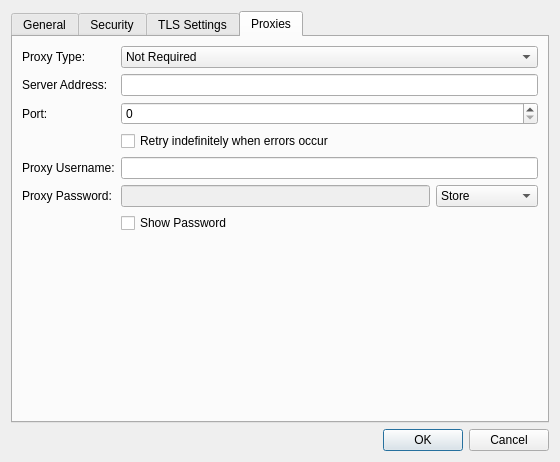
The window that vpn/openvpn/openvpnadvanced.ui (KDE/plasma-nm) describes before a commit, drawn with Qt 5.
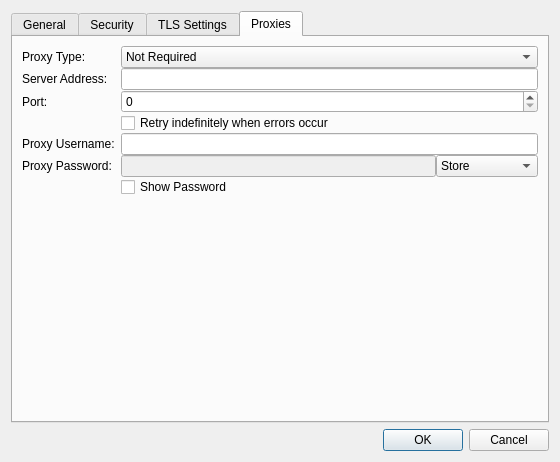
The same window after the commit. The open tabs and pages were chosen to show the change. Custom widgets are drawn as their Qt base class.

What changed in the file:
```diff
--- a/vpn/openvpn/openvpnadvanced.ui
+++ b/vpn/openvpn/openvpnadvanced.ui
@@ -397,6 +397,9 @@
        <string>Proxies</string>
       </attribute>
       <layout class="QFormLayout" name="formLayout_2">
+        <property name="verticalSpacing">
+        <number>0</number>
+        </property>
        <property name="fieldGrowthPolicy">
         <enum>QFormLayout::ExpandingFieldsGrow</enum>
        </property>
```
